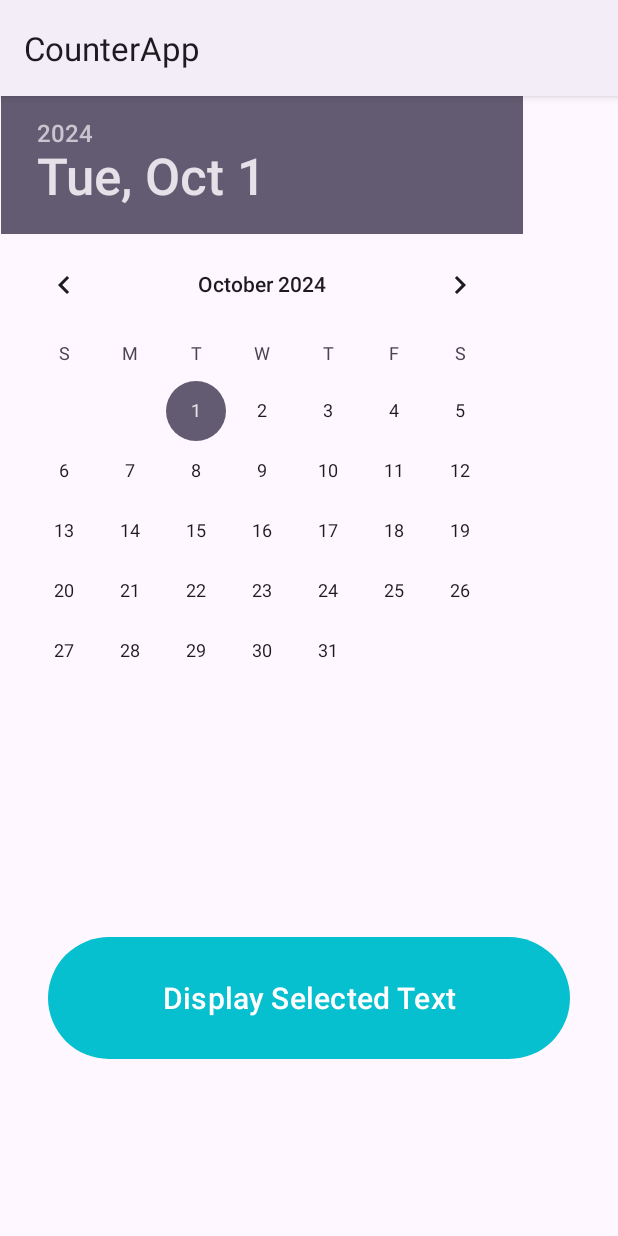
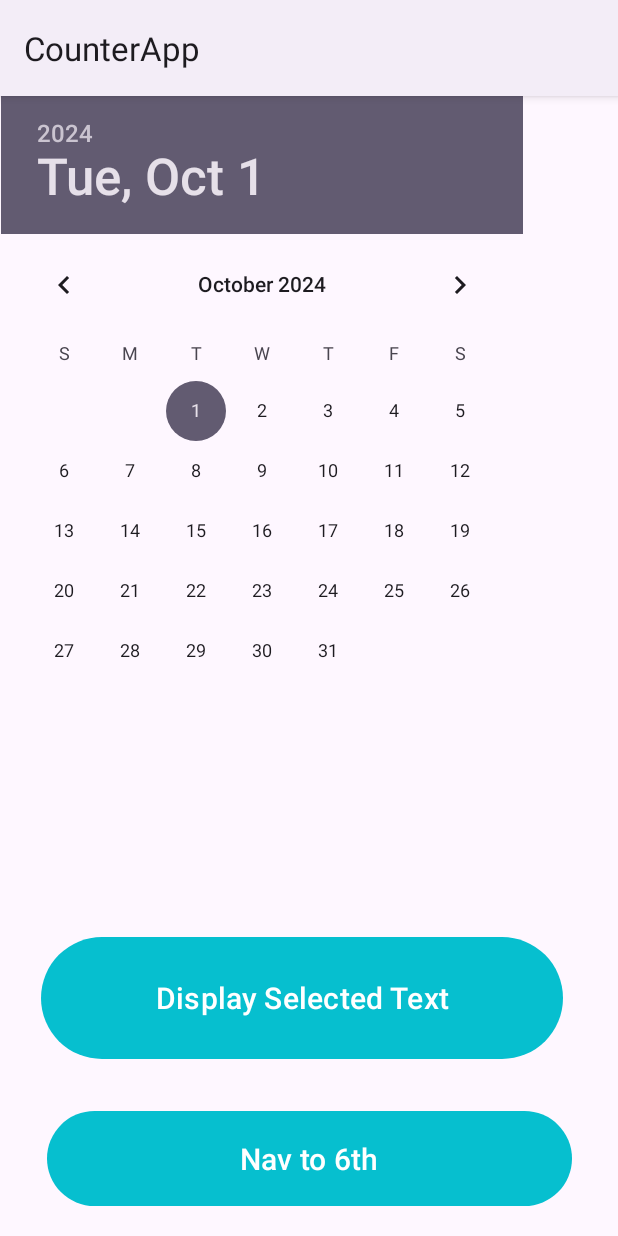
Before and after one commit to calebmortensen/CounterApp, an Android app: the FifthActivity screen opened directly, with no data from a screen before it, on a phone screen of 412 x 824 dp. Run offline under Robolectric (Android 15) with nearby library versions, the phone set to English and light mode, and no system bars.

Commit message:
Modified Date Picker

```diff
--- a/app/src/main/AndroidManifest.xml
+++ b/app/src/main/AndroidManifest.xml
@@ -14,6 +14,9 @@
         android:supportsRtl="true"
         android:theme="@style/Theme.CounterApp"
         tools:targetApi="31">
+        <activity
+            android:name=".SixthActivity"
+            android:exported="false" />
         <activity
             android:name=".FifthActivity"
             android:exported="false" />
--- a/app/src/main/java/com/example/counterapp/FifthActivity.java
+++ b/app/src/main/java/com/example/counterapp/FifthActivity.java
@@ -1,5 +1,6 @@
 package com.example.counterapp;
 
+import android.content.Intent;
 import android.os.Bundle;
 import android.view.View;
 import android.widget.Button;
@@ -15,7 +16,7 @@
 public class FifthActivity extends AppCompatActivity {
 
     DatePicker datePicker;
-    Button dateBtn;
+    Button dateBtn, nvgToSixth;
 
     @Override
     protected void onCreate(Bundle savedInstanceState) {
@@ -35,14 +36,24 @@
             @Override
             public void onClick(View v) {
                 String day = "Day " + datePicker.getDayOfMonth();
-                String month = "Month " + datePicker.getMonth();
+                String month = "Month " + (datePicker.getMonth()+1);
                 String year = "Year " + datePicker.getYear();
 
                 Toast.makeText(FifthActivity.this, day + " " + month + " " + year, Toast.LENGTH_LONG).show();
             }
         });
+        nvgToSixth = findViewById(R.id.nvgToSixth);
+        nvgToSixth.setOnClickListener(new View.OnClickListener() {
+            @Override
+            public void onClick(View v) {
+                goToSixthActivity();
+            }
+        });
 
     }
-
+    public void goToSixthActivity() {
+        Intent intent = new Intent(this, SixthActivity.class);
+        startActivity(intent);
+    }
 
 }
--- a/app/src/main/res/layout/activity_fifth.xml
+++ b/app/src/main/res/layout/activity_fifth.xml
@@ -13,11 +13,12 @@
         android:layout_width="375dp"
         android:layout_height="0dp"
         android:layout_marginEnd="36dp"
-        android:layout_marginBottom="117dp"
-        app:layout_constraintBottom_toTopOf="@+id/dateBtn"
+        android:layout_marginBottom="215dp"
+        app:layout_constraintBottom_toTopOf="@+id/nvgToSixth"
         app:layout_constraintEnd_toEndOf="parent"
         app:layout_constraintStart_toStartOf="parent"
         app:layout_constraintTop_toTopOf="parent" />
+
 
     <Button
         android:id="@+id/dateBtn"
@@ -30,6 +31,22 @@
         android:textSize="20dp"
         app:layout_constraintBottom_toBottomOf="parent"
         app:layout_constraintEnd_toEndOf="parent"
+        app:layout_constraintHorizontal_bias="0.354"
+        app:layout_constraintStart_toStartOf="parent"
+        app:layout_constraintTop_toBottomOf="@+id/datePicker"
+        app:layout_constraintVertical_bias="1.0" />
+
+    <Button
+        android:id="@+id/nvgToSixth"
+        android:layout_width="350dp"
+        android:layout_height="71dp"
+        android:layout_marginStart="27dp"
+        android:layout_marginEnd="27dp"
+        android:layout_marginBottom="16dp"
+        android:text="Nav to 6th"
+        android:textSize="20dp"
+        app:layout_constraintBottom_toBottomOf="parent"
+        app:layout_constraintEnd_toEndOf="parent"
         app:layout_constraintStart_toStartOf="parent"
         app:layout_constraintTop_toBottomOf="@+id/datePicker" />
 
```
Also changed, not shown: app/src/main/java/com/example/counterapp/SixthActivity.java (added, +30 -0 lines), app/src/main/res/layout/activity_sixth.xml (added, +10 -0 lines).
